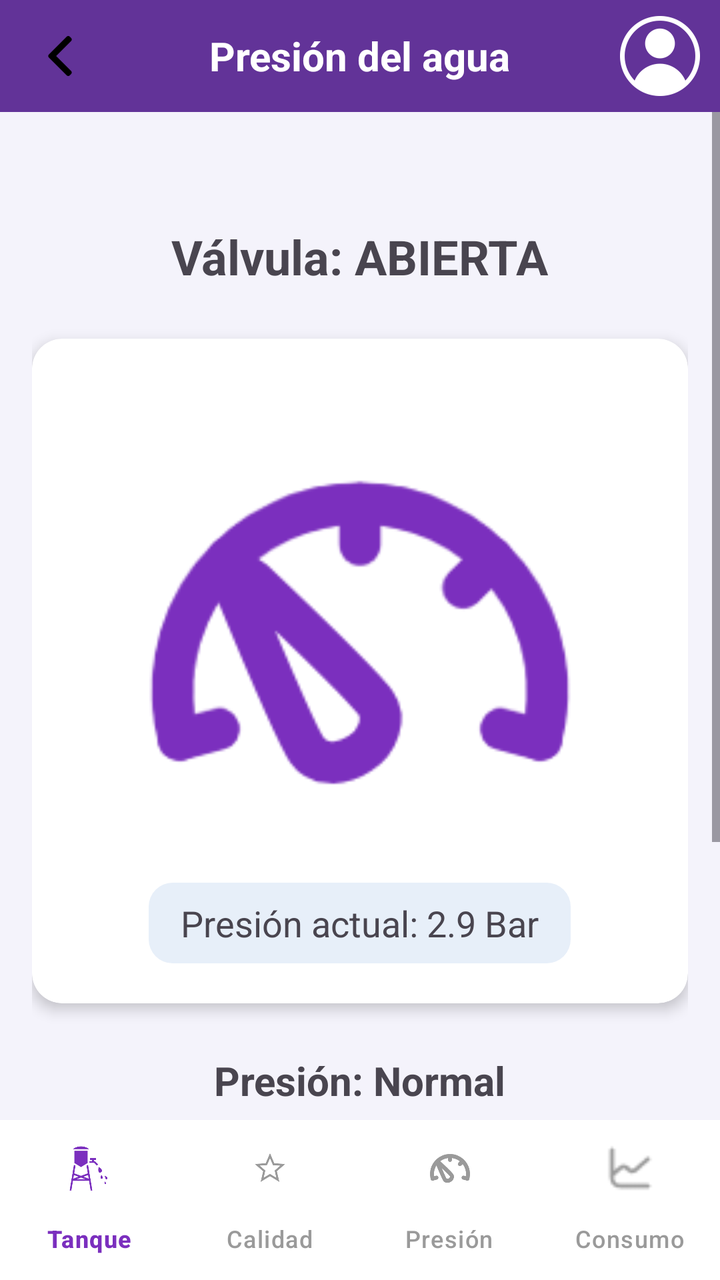
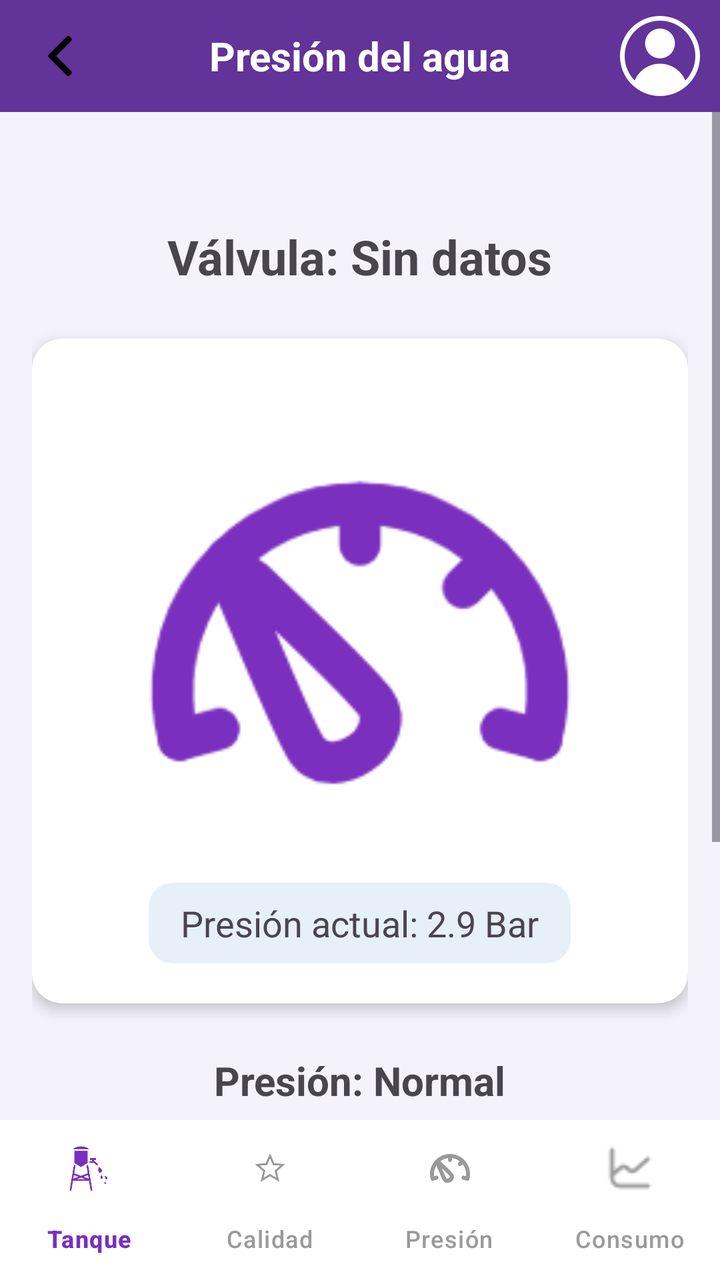

Two renders of the same Android screen: before a commit and after it. Below are the layout's source before the change and the commit's diff.
<!-- AndroidManifest.xml: application theme Theme.SmartDrop -->
<!-- res/layout/activity_presion.xml -->
<?xml version="1.0" encoding="utf-8"?>
<LinearLayout xmlns:android="http://schemas.android.com/apk/res/android"
    xmlns:app="http://schemas.android.com/apk/res-auto"
    xmlns:tools="http://schemas.android.com/tools"
    android:id="@+id/main"
    android:layout_width="match_parent"
    android:layout_height="match_parent"
    tools:context=".PresionActivity"
    android:orientation="vertical"
    android:background="@color/bg_app">

    <RelativeLayout
        android:layout_width="match_parent"
        android:layout_height="56dp"
        android:background="@color/brand_primary">

        <ImageButton
            android:id="@+id/btnVolver"
            android:layout_width="20dp"
            android:layout_height="20dp"
            android:layout_centerVertical="true"
            android:layout_marginStart="20dp"
            android:background="?attr/selectableItemBackgroundBorderless"
            android:src="@drawable/ic_back"
            android:scaleType="centerInside"/>

        <TextView
            android:layout_width="wrap_content"
            android:layout_height="wrap_content"
            android:text="Presión del agua"
            android:textColor="@color/on_brand"
            android:textStyle="bold"
            android:textSize="20sp"
            android:layout_centerInParent="true"/>

        <ImageButton
            android:layout_width="40dp"
            android:layout_height="40dp"
            android:layout_alignParentEnd="true"
            android:layout_marginEnd="10dp"
            android:layout_centerVertical="true"
            android:background="?attr/selectableItemBackgroundBorderless"
            android:src="@drawable/perfil"
            android:scaleType="centerInside"/>

    </RelativeLayout>

    <ScrollView
        android:layout_width="match_parent"
        android:layout_height="0dp"
        android:layout_weight="1">

        <LinearLayout
            android:layout_width="match_parent"
            android:layout_height="wrap_content"
            android:orientation="vertical"
            android:padding="16dp">

            <TextView
                android:id="@+id/tvValvula"
                android:layout_width="wrap_content"
                android:layout_height="wrap_content"
                android:text="Válvula: ABIERTA"
                android:textSize="24sp"
                android:textStyle="bold"
                android:layout_marginTop="40dp"
                android:layout_gravity="center"/>

            <androidx.cardview.widget.CardView
                android:layout_width="match_parent"
                android:layout_height="wrap_content"
                android:layout_marginTop="25dp"
                app:cardCornerRadius="15dp"
                app:cardElevation="4dp">

                <LinearLayout
                    android:layout_width="match_parent"
                    android:layout_height="wrap_content"
                    android:orientation="vertical"
                    android:gravity="center"
                    android:padding="20dp">

                    <ImageView
                        android:layout_width="250dp"
                        android:layout_height="250dp"
                        android:src="@drawable/ic_presion"
                        android:tint="@color/brand_accent" />

                    <TextView
                        android:id="@+id/tvPresionActual"
                        android:layout_width="wrap_content"
                        android:layout_height="wrap_content"
                        android:text="Presión actual: 2.9 Bar"
                        android:textSize="18sp"
                        android:background="@drawable/fondo_redondeado"
                        android:paddingHorizontal="16dp"
                        android:layout_marginTop="2dp"/>

                </LinearLayout>

            </androidx.cardview.widget.CardView>

            <TextView
                android:id="@+id/tvEstadoPresion"
                android:layout_width="wrap_content"
                android:layout_height="wrap_content"
                android:text="Presión: Normal"
                android:textSize="20sp"
                android:textStyle="bold"
                android:layout_marginTop="25dp"
                android:layout_gravity="center" />

            <androidx.cardview.widget.CardView
                android:layout_width="match_parent"
                android:layout_height="wrap_content"
                android:layout_marginTop="25dp"
                app:cardCornerRadius="15dp"
                app:cardElevation="4dp">

                <TextView
                    android:id="@+id/tvDescripcionPresion"
                    android:layout_width="match_parent"
                    android:layout_height="wrap_content"
                    android:text="La presión es adecuada para el uso de duchas y lavadoras"
                    android:padding="15dp"
                    android:textSize="16sp"
                    android:gravity="center"/>

            </androidx.cardview.widget.CardView>

            <TextView
                android:id="@+id/tvUltimoAn"
                android:layout_width="wrap_content"
                android:layout_height="wrap_content"
                android:text="Actualizado hace 10 segundos"
                android:textStyle="bold"
                android:textSize="18sp"
                android:padding="16dp"
                android:background="@drawable/fondo_redondeado"
                android:layout_marginTop="30dp"
                android:layout_gravity="center"/>

        </LinearLayout>
    </ScrollView>

    <com.google.android.material.bottomnavigation.BottomNavigationView
        android:id="@+id/bottomNav"
        android:layout_width="match_parent"
        android:layout_height="wrap_content"
        android:background="@color/nav_bar"
        app:itemIconTint="@color/bottom_nav_selector"
        app:itemTextColor="@color/bottom_nav_selector"
        app:labelVisibilityMode="labeled"
        app:menu="@menu/menu_nivel"/>

</LinearLayout>
<!-- resources referenced by this layout -->
<resources>
  <color name="bg_app">#F4F3FB</color>
  <color name="brand_accent">#7B2FBE</color>
  <color name="brand_primary">#623398</color>
  <color name="nav_bar">#FFFFFF</color>
  <color name="on_brand">#FFFFFF</color>
  <!-- drawable fondo_redondeado (drawable) -->
  <?xml version="1.0" encoding="utf-8"?>
  <shape xmlns:android="http://schemas.android.com/apk/res/android">
  
      <solid android:color="@color/bg_info_soft"/>
  
      <corners android:radius="12dp"/>
  
      <padding
          android:left="12dp"
          android:top="8dp"
          android:right="12dp"
          android:bottom="8dp"/>
  </shape>
  <!-- drawable ic_back: webp bitmap (drawable-nodpi, 524 bytes) -->
  <!-- drawable ic_presion: png bitmap (drawable, 9454 bytes) -->
  <!-- drawable perfil: webp bitmap (drawable-nodpi, 6378 bytes) -->
  <style name="Theme.SmartDrop" parent="Theme.Material3.DayNight.NoActionBar">
          <item name="colorPrimary">@color/brand_blue</item>
          <item name="colorPrimaryVariant">#2A5298</item>
          <item name="colorOnPrimary">@color/on_brand</item>
          <item name="colorSecondary">@color/brand_accent</item>
          <item name="android:windowBackground">@color/bg_app</item>
      </style>
  <color name="bg_info_soft">#E7EFF9</color>
  <color name="brand_blue">#4FACFE</color>
</resources>

<!-- the commit's change to res/layout/activity_presion.xml (unified diff, before → after) -->
@@ -60,7 +60,7 @@
                 android:id="@+id/tvValvula"
                 android:layout_width="wrap_content"
                 android:layout_height="wrap_content"
-                android:text="Válvula: ABIERTA"
+                android:text="Válvula: Sin datos"
                 android:textSize="24sp"
                 android:textStyle="bold"
                 android:layout_marginTop="40dp"
